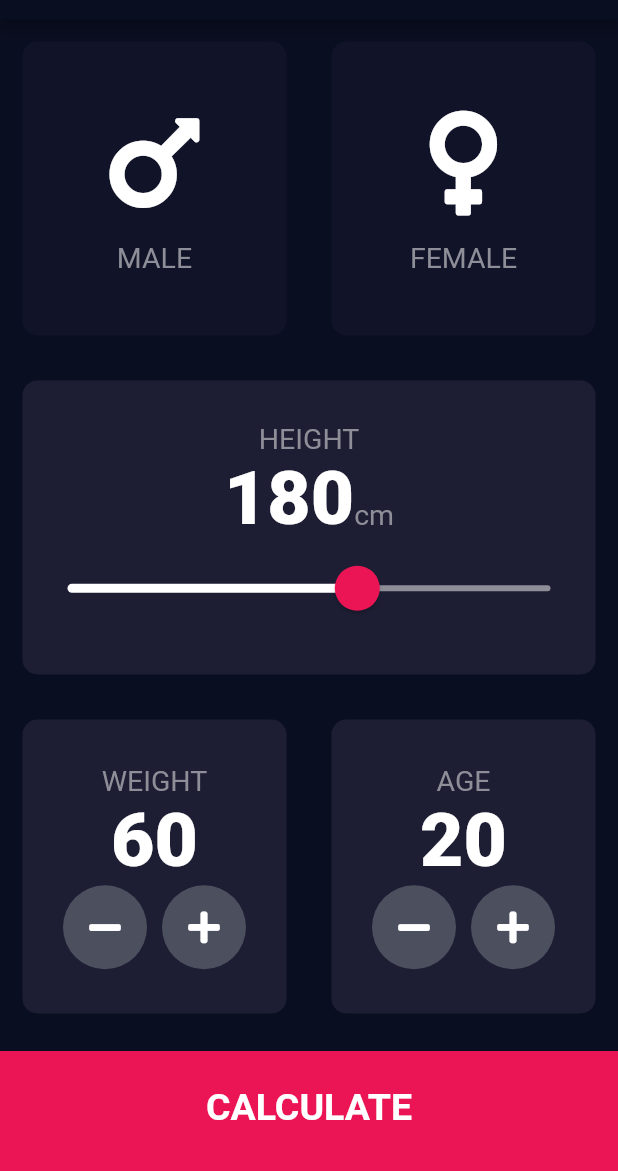
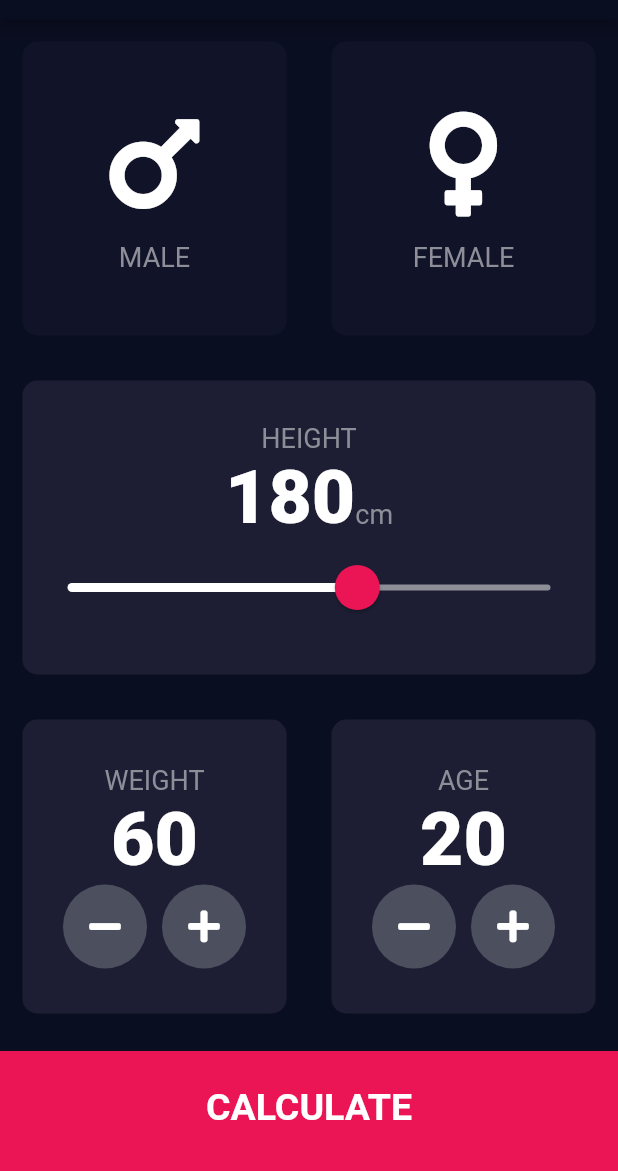
Before and after one commit to Shapis/udemy_flutter_angelayucourse, a Flutter app: the screen it shows after launch, on a phone screen of 412 x 824 dp, the part 65-1236 px from its top. Run offline on Flutter 3.47's test engine with Material 2 defaults, Android fonts, the phone set to English and light mode, and no system bars; our stand-ins replace audioplayers, font_awesome_flutter, rflutter_alert.

Commit message:
Revert "Test"
This reverts commit 168b262a8208b18d0cabc9b14db32b431fa0a096.

```diff
--- a/bmi-calculator-flutter/lib/constants.dart
+++ b/bmi-calculator-flutter/lib/constants.dart
@@ -6,7 +6,7 @@ const Color kActiveCardColor = Color(0xFF1D1E33);
 const Color kInactiveCardColor = Color(0xFF111328);
 
 const TextStyle kLabelTextStyle = TextStyle(
-  fontSize: 19.0,
+  fontSize: 18.0,
   color: Color(0xFF8D8E98),
 );
 
```
